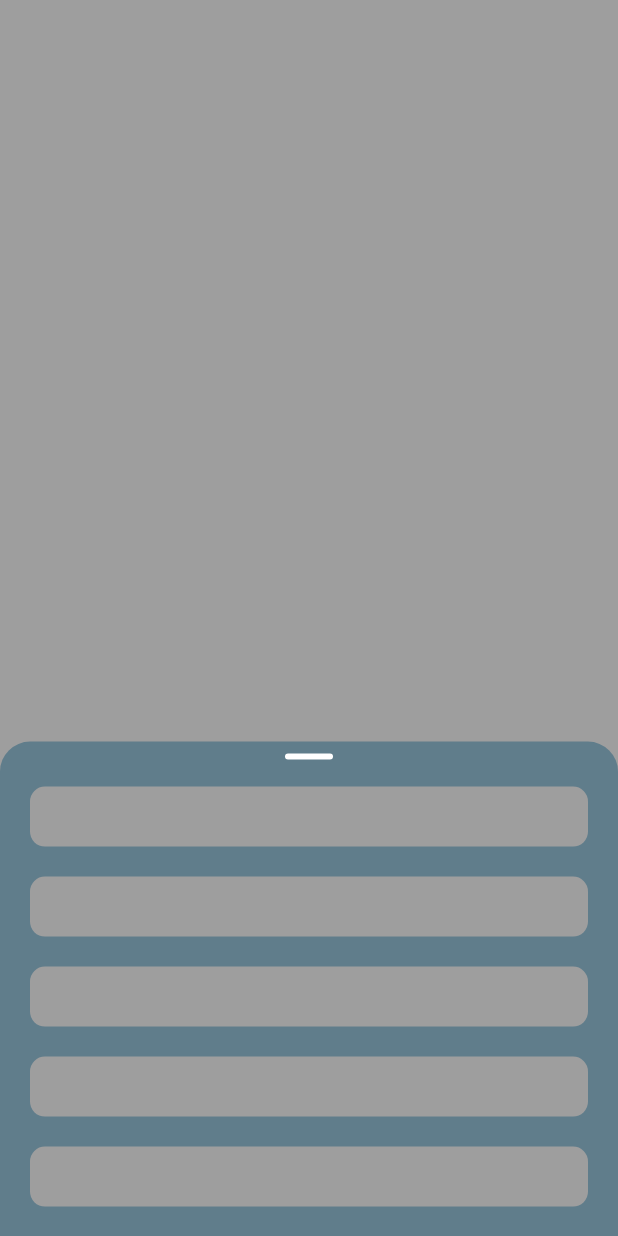
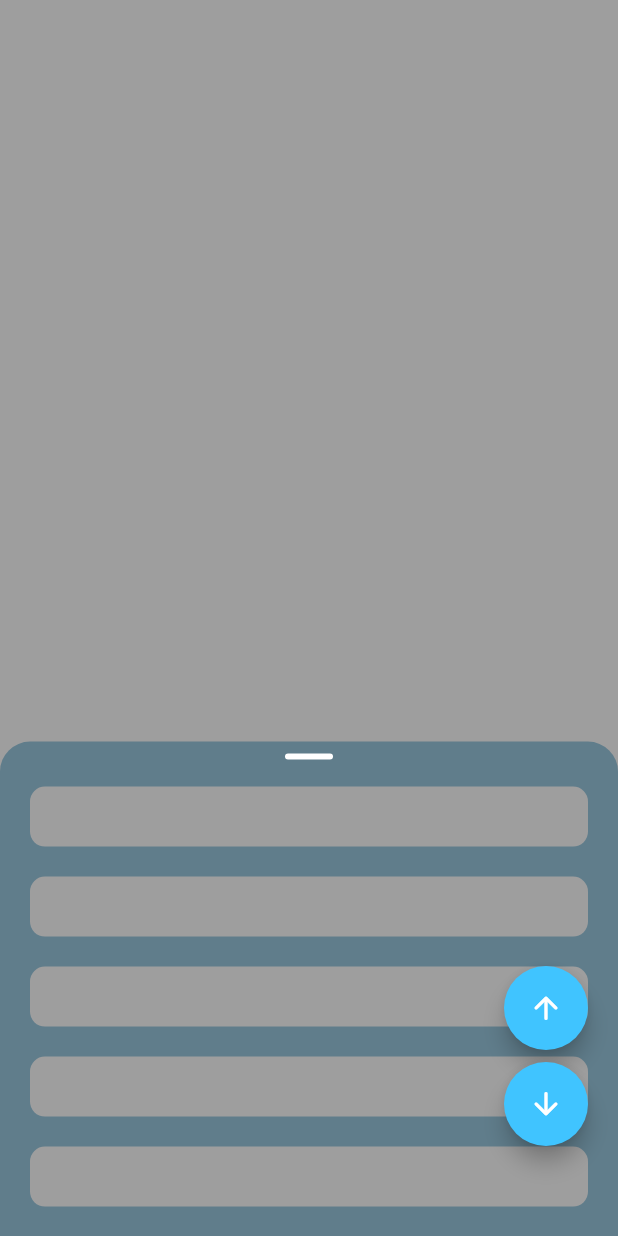
Before and after one commit to maxim-toleutai/flutter-draggable_scrollable_panel, a Flutter app: the screen it shows after launch, on a phone screen of 412 x 824 dp. Run offline on Flutter 3.47's test engine with Material 2 defaults, Android fonts, the phone set to English and light mode, and no system bars.

Commit message:
add stack chidlren support, fix dismiss handler

```diff
--- a/example/lib/main.dart
+++ b/example/lib/main.dart
@@ -70,7 +70,9 @@ class _ExampleScreenState extends State<ExampleScreen>
   @override
   Widget build(BuildContext context) {
     return SafeArea(
-      child: SlidingScrollPanel(
+      child: Stack(
+        children: [
+          SlidingScrollPanel(
             snaps: [
               DraggableSnap.defaultSpeed(position: 0.2),
               DraggableSnap.defaultSpeed(position: 0.5),
@@ -114,7 +116,8 @@ class _ExampleScreenState extends State<ExampleScreen>
                         width: double.infinity,
                         decoration: const BoxDecoration(
                             color: Colors.grey,
-                        borderRadius: BorderRadius.all(Radius.circular(10))),
+                            borderRadius:
+                                BorderRadius.all(Radius.circular(10))),
                       ),
                       childCount: 50,
                     ),
@@ -123,6 +126,35 @@ class _ExampleScreenState extends State<ExampleScreen>
               ),
             ),
           ),
+          Positioned(
+            right: 20,
+            bottom: 60,
+            child: Column(
+              children: [
+                FloatingActionButton(
+                  onPressed: () => _controller.expand(),
+                  backgroundColor: Colors.lightBlueAccent,
+                  child: const Center(
+                    child: Icon(
+                      Icons.arrow_upward_rounded,
+                    ),
+                  ),
+                ),
+                const SizedBox(height: 8),
+                FloatingActionButton(
+                  onPressed: () => _controller.dismiss(),
+                  backgroundColor: Colors.lightBlueAccent,
+                  child: const Center(
+                    child: Icon(
+                      Icons.arrow_downward_rounded,
+                    ),
+                  ),
+                ),
+              ],
+            ),
+          ),
+        ],
+      ),
     );
   }
 }
--- a/lib/src/controllers/pane.dart
+++ b/lib/src/controllers/basic.dart
@@ -93,7 +93,7 @@ class DraggableScrollablePanelController {
       return false;
     }
 
-    if (!_processDrag(cancelDrag)) {
+    if (!_handleDrag(cancelDrag)) {
       return false;
     }
 
@@ -209,7 +209,7 @@ class DraggableScrollablePanelController {
             )
           : false;
 
-  bool _processDrag([bool cancel = false]) {
+  bool _handleDrag([bool cancel = false]) {
     if (_scrollController.position._dragCancelCallback != null) {
       if (cancel) {
         _scrollController.position._cancelDrag();
--- a/lib/src/controllers/scroll.dart
+++ b/lib/src/controllers/scroll.dart
@@ -31,7 +31,6 @@ class _DraggableScrollableSheetScrollController extends ScrollController {
     description.add('extent: ${_getExtent!()}');
   }
 
-
   @override
   _DraggableScrollableSheetScrollPosition get position =>
       super.position as _DraggableScrollableSheetScrollPosition;
@@ -60,7 +59,6 @@ class _DraggableScrollableSheetScrollPosition
   VoidCallback? _dragCancelCallback;
   VoidCallback? _ballisticCancelCallback;
 
-
   bool get listShouldScroll => pixels > 0.0;
 
   _DraggableSheetExtent get extent => getExtent();
@@ -77,15 +75,11 @@ class _DraggableScrollableSheetScrollPosition
   }
 
   @override
-  bool applyContentDimensions(double minScrollSize, double maxScrollSize) {
-    // We need to provide some extra size if we haven't yet reached the max or
-    // min sizes. Otherwise, a list with fewer children than the size of
-    // the available space will get stuck.
-    return super.applyContentDimensions(
-      minScrollSize - extent.additionalMinSize,
-      maxScrollSize + extent.additionalMaxSize,
-    );
-  }
+  bool applyContentDimensions(double minScrollSize, double maxScrollSize) =>
+      super.applyContentDimensions(
+        minScrollSize - extent.additionalMinSize,
+        maxScrollSize + extent.additionalMaxSize,
+      );
 
   @override
   void applyUserOffset(double delta) {
@@ -157,8 +151,7 @@ class _DraggableScrollableSheetScrollPosition
       debugLabel: objectRuntimeType(this, '_DraggableScrollableSheetPosition'),
       vsync: context.vsync,
     );
-    // Stop the ballistic animation if a new activity starts.
-    // See: [beginActivity].
+
     _ballisticCancelCallback = ballisticController.stop;
     double lastPosition = extent.currentPixels;
     void _tick() {
@@ -187,9 +180,7 @@ class _DraggableScrollableSheetScrollPosition
   }
 
   @override
-  @override
   Drag drag(DragStartDetails details, VoidCallback dragCancelCallback) {
-    // Save this so we can call it later if we have to [goBallistic] on our own.
     _dragCancelCallback = dragCancelCallback;
     if (extent.animating && extent.animationController.isAnimating) {
       extent.animationController.stop(canceled: true);
--- a/lib/src/draggable_scrollable_panel.dart
+++ b/lib/src/draggable_scrollable_panel.dart
@@ -15,7 +15,7 @@ part 'extent.dart';
 part 'notification.dart';
 part 'simulations/snapping.dart';
 part 'controllers/scroll.dart';
-part 'controllers/pane.dart';
+part 'controllers/basic.dart';
 part 'snap.dart';
 
 class DraggableScrollablePanel extends StatefulWidget {
--- a/lib/src/panel_pan.dart
+++ b/lib/src/panel_pan.dart
@@ -21,7 +21,7 @@ class PanelPan extends StatelessWidget {
       child: Center(
         child: GestureDetector(
           onTap: onTap,
-          behavior: HitTestBehavior.translucent,
+          behavior: HitTestBehavior.deferToChild,
           child: SizedBox(
             height: height,
             width: 60,
--- a/lib/src/sliding_scroll_panel.dart
+++ b/lib/src/sliding_scroll_panel.dart
@@ -50,6 +50,8 @@ class SlidingScrollPanel extends StatefulWidget {
     this.panAlwaysVisible = false,
     this.boxShadow,
     this.onDismiss,
+    this.aboveChildren,
+    this.belowChildren,
     Key? key,
   })  : assert(withBackdrop ? backdropColor != null : true),
         assert(withPan ? panColor != null : true),
@@ -77,6 +79,8 @@ class SlidingScrollPanel extends StatefulWidget {
   final bool panAlwaysVisible;
   final List<BoxShadow>? boxShadow;
   final FutureOr<bool> Function()? onDismiss;
+  final List<Widget>? aboveChildren;
+  final List<Widget>? belowChildren;
 
   @override
   _SlidingScrollPanelState createState() => _SlidingScrollPanelState();
@@ -185,8 +189,8 @@ class _SlidingScrollPanelState extends State<SlidingScrollPanel>
 
   void _handleDismissListener() {
     if (!_animationController.isAnimating &&
-        _animationController.value == widget.minExtent &&
-        !_isHandlingDismiss) {
+        !_isHandlingDismiss &&
+        _animationController.value - 0.0000000000001 <= widget.minExtent) {
       _handleDismiss();
     }
   }
@@ -265,31 +269,33 @@ class _SlidingScrollPanelState extends State<SlidingScrollPanel>
                 : _buildContent(context, scrollController),
       );
 
-  Widget _buildBody(BuildContext context) {
-    return widget.topOffset != null
+  Widget _buildBody(BuildContext context) => widget.topOffset != null
       ? Padding(
           padding: EdgeInsets.only(top: widget.topOffset!),
           child: _buildSheet(context),
         )
       : _buildSheet(context);
-  }
 
-  @override
-  Widget build(BuildContext context) {
-    return widget.withBackdrop
-        ? Stack(
-            children: [
-              _PanelBackdrop(
+  Widget _buildBackdrop(BuildContext context) => _PanelBackdrop(
         animationController: _animationController,
         action: _handleBackdropAction,
         ignorePointer: widget.backdropIgnorePointer,
         backgroundColor: widget.backdropColor,
         opacity: widget.backdropOpacity,
         interval: widget.backdropInterval,
-              ),
+      );
+
+  @override
+  Widget build(BuildContext context) => widget.withBackdrop ||
+          widget.aboveChildren != null ||
+          widget.belowChildren != null
+      ? Stack(
+          children: [
+            if (widget.belowChildren != null) ...widget.belowChildren!,
+            if (widget.withBackdrop) _buildBackdrop(context),
             _buildBody(context),
+            if (widget.aboveChildren != null) ...widget.aboveChildren!,
           ],
         )
       : _buildBody(context);
 }
-}
--- a/pubspec.yaml
+++ b/pubspec.yaml
@@ -1,6 +1,6 @@
 name: draggable_scrollable_panel
 description: Draggable Scrollbale Panel Package.
-version: 0.0.1+1
+version: 0.0.3+1
 
 environment:
   sdk: ">=2.15.1 <3.0.0"
```
Also changed, not shown: 1 other file. Lines whose indentation alone changed are shown as unchanged.
